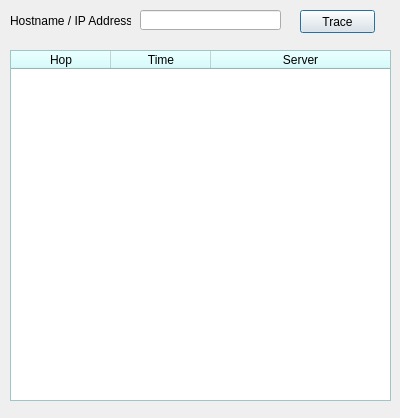
The window that traceroute/traceroutemainwindow.ui (shashi28/nuts) describes before a commit, drawn with Qt 5.
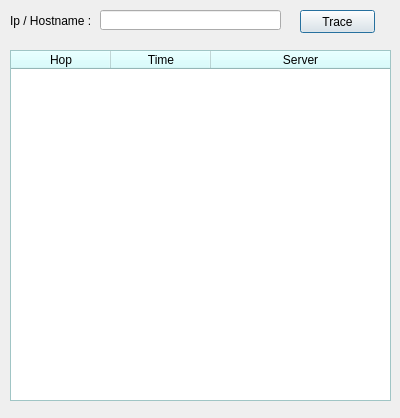
The same window after the commit.

The edit to the form file:
```diff
--- a/traceroute/traceroutemainwindow.ui
+++ b/traceroute/traceroutemainwindow.ui
@@ -30,12 +30,12 @@
     <rect>
      <x>10</x>
      <y>10</y>
-     <width>121</width>
+     <width>81</width>
      <height>21</height>
     </rect>
    </property>
    <property name="text">
-    <string>Hostname / IP Address :</string>
+    <string>Ip / Hostname :</string>
    </property>
    <property name="buddy">
     <cstring>lineEdit</cstring>
@@ -44,9 +44,9 @@
   <widget class="QLineEdit" name="lineEdit">
    <property name="geometry">
     <rect>
-     <x>140</x>
+     <x>100</x>
      <y>10</y>
-     <width>141</width>
+     <width>181</width>
      <height>20</height>
     </rect>
    </property>
```
Left out of the diff: 2 changed lines with no effect on the pictures.
